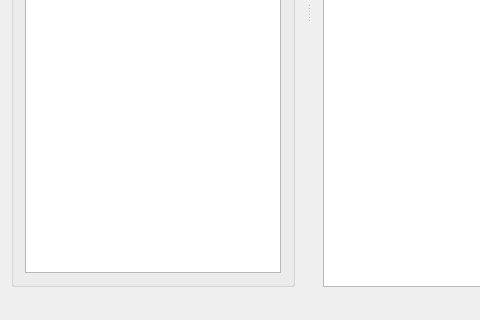
Bahamuttg/PiRinter3D, file mainwindow.ui: the form before one commit; both pictures show x 0 to 480 and y 294 to 614 of the 1058 by 614 pixel window.
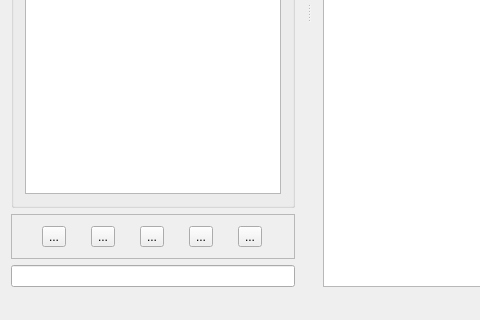
The form after the commit. Icons and pictures are not drawn.

Diff of the .ui file:
```diff
--- a/mainwindow.ui
+++ b/mainwindow.ui
@@ -98,6 +98,60 @@
        </layout>
       </widget>
      </item>
+     <item>
+      <widget class="QFrame" name="frame">
+       <property name="frameShape">
+        <enum>QFrame::StyledPanel</enum>
+       </property>
+       <property name="frameShadow">
+        <enum>QFrame::Raised</enum>
+       </property>
+       <layout class="QHBoxLayout" name="horizontalLayout_2">
+        <item>
+         <widget class="QToolButton" name="toolButton_2">
+          <property name="text">
+           <string>...</string>
+          </property>
+          <property name="icon">
+           <iconset resource="PiRinter.qrc">
+            <normaloff>:/PiRinter/Icons/Resources/Link.ico</normaloff>:/PiRinter/Icons/Resources/Link.ico</iconset>
+          </property>
+         </widget>
+        </item>
+        <item>
+         <widget class="QToolButton" name="toolButton_4">
+          <property name="text">
+           <string>...</string>
+          </property>
+         </widget>
+        </item>
+        <item>
+         <widget class="QToolButton" name="toolButton_3">
+          <property name="text">
+           <string>...</string>
+          </property>
+         </widget>
+        </item>
+        <item>
+         <widget class="QToolButton" name="toolButton_5">
+          <property name="text">
+           <string>...</string>
+          </property>
+         </widget>
+        </item>
+        <item>
+         <widget class="QToolButton" name="toolButton">
+          <property name="text">
+           <string>...</string>
+          </property>
+         </widget>
+        </item>
+       </layout>
+      </widget>
+     </item>
+     <item>
+      <widget class="QLineEdit" name="lineEdit"/>
+     </item>
     </layout>
    </widget>
   </widget>
```
Left out of the diff: 6 changed lines with no effect on the pictures.
